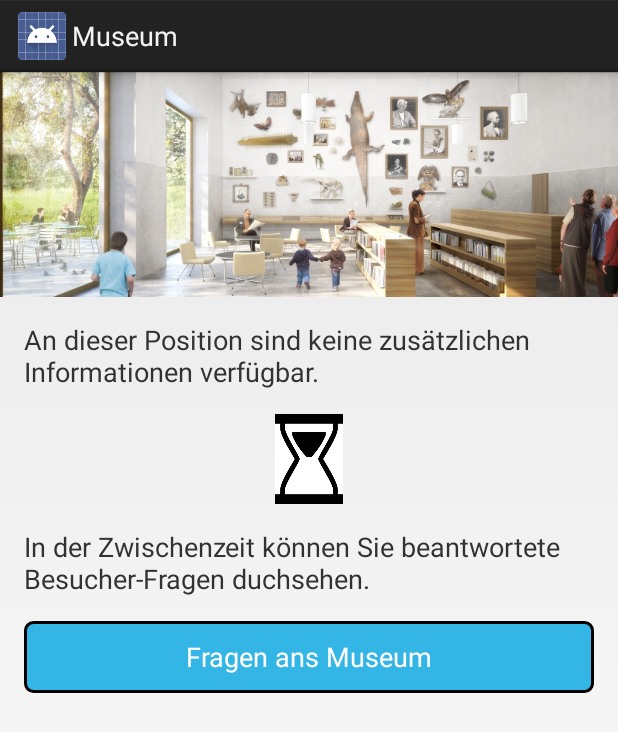
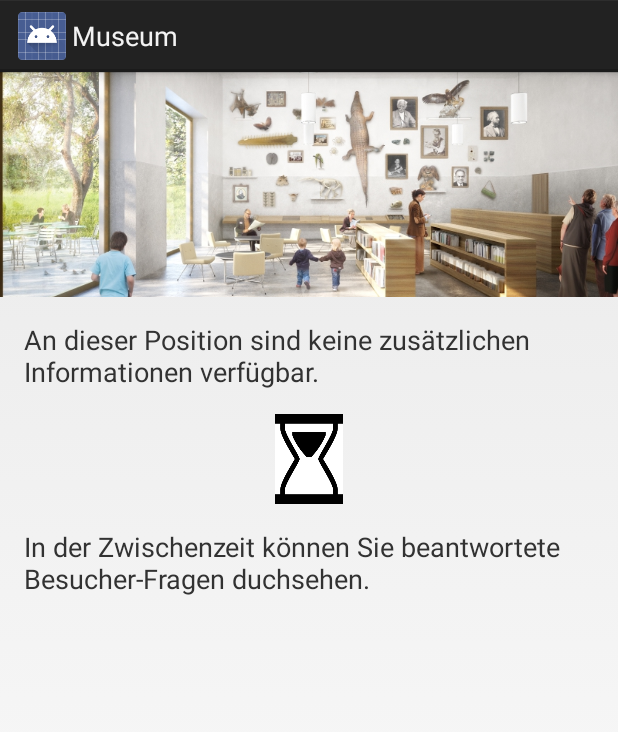
Before and after one commit to HSR-Challenge-Projekt-2014/AndroidApp, an Android app: the fragment GuideRunningFragment shown on its own in the app's theme, on a phone screen of 412 x 824 dp. Shown: the top 732 px of the screen. Run offline under Robolectric (Android 15) with nearby library versions, the phone set to English and light mode, and no system bars; libraries missing offline, so code that uses them is left out: org.altbeacon.beacon; 6 statements that could not run were skipped.

Commit message:
remove question button from guide running fragment

```diff
--- a/app/src/main/java/ch/hsr/challp/museum/GuideRunningFragment.java
+++ b/app/src/main/java/ch/hsr/challp/museum/GuideRunningFragment.java
@@ -9,7 +9,6 @@ import android.view.ViewGroup;
 import org.altbeacon.beacon.Beacon;
 
 import ch.hsr.challp.museum.helper.FragmentHelper;
-import ch.hsr.challp.museum.helper.FragmentName;
 import ch.hsr.challp.museum.model.PointOfInterest;
 
 
@@ -20,14 +19,7 @@ public class GuideRunningFragment extends ServiceFragment {
     public View onCreateView(final LayoutInflater inflater, ViewGroup container, Bundle savedInstanceState) {
         ((HomeActivity)getActivity()).setStopButtonVisible(true);
 
-        View fragment = inflater.inflate(R.layout.fragment_guide_running, container, false);
-        fragment.findViewById(R.id.button_questions).setOnClickListener(new View.OnClickListener() {
-            @Override
-            public void onClick(View view) {
-                FragmentHelper.show(getFragmentChangeListener(), getFragmentManager(), FragmentName.QUESTIONS, null);
-            }
-        });
-        return fragment;
+        return inflater.inflate(R.layout.fragment_guide_running, container, false);
     }
 
     @Override
--- a/app/src/main/res/layout/fragment_guide_running.xml
+++ b/app/src/main/res/layout/fragment_guide_running.xml
@@ -52,17 +52,6 @@
                     android:paddingBottom="@dimen/element_spacing_wide"
                     android:text="In der Zwischenzeit können Sie beantwortete Besucher-Fragen duchsehen."
                     android:textSize="@dimen/font_medium" />
-
-                <Button
-                    android:id="@+id/button_questions"
-                    android:layout_width="fill_parent"
-                    android:layout_height="wrap_content"
-                    android:height="@dimen/button_height"
-                    android:background="@drawable/button_border"
-                    android:padding="@dimen/element_spacing"
-                    android:text="Fragen ans Museum"
-                    android:textColor="@android:color/white" />
-
             </LinearLayout>
         </LinearLayout>
     </ScrollView>
```
